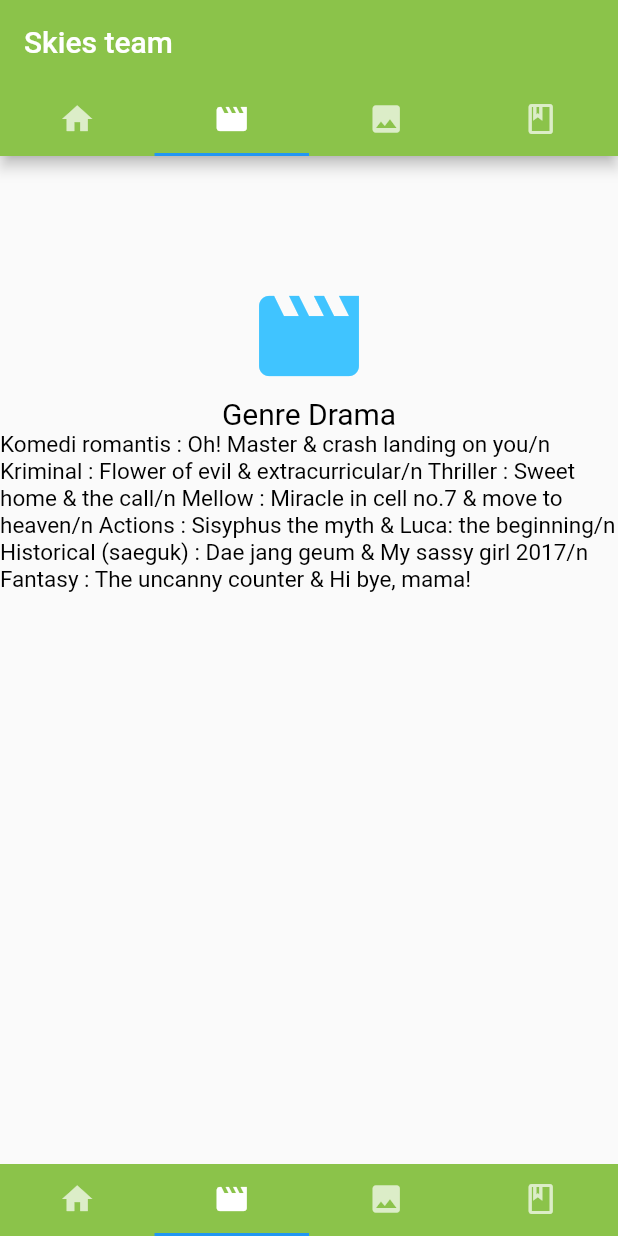
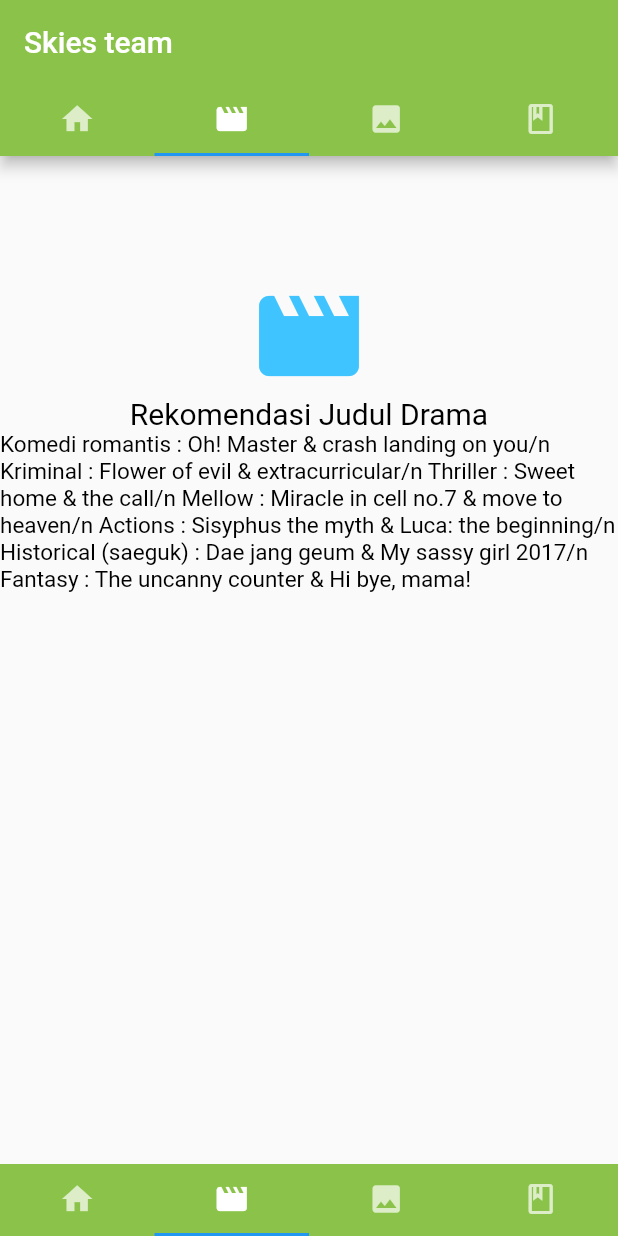
Before and after one commit to room2468/12-final-project-skies-team, a Flutter app: the screen it shows after launch, item 2 of the bottom bar chosen, on a phone screen of 412 x 824 dp. Run offline on Flutter 3.47's test engine with Material 2 defaults, Android fonts, the light colour scheme and no system bars; network calls fail.

Commit message:
Halaman Rekomendasi judul drama

```diff
--- a/lib/genre.dart
+++ b/lib/genre.dart
@@ -19,7 +19,7 @@ class Genre extends StatelessWidget {
               color: Colors.lightBlueAccent,
             ),
             new Text(
-              "Genre Drama",
+              "Rekomendasi Judul Drama",
               style: new TextStyle(fontSize: 20.0, color: Colors.black),
             ),
             new Text(
```
